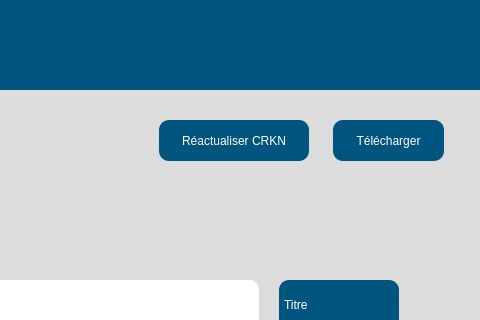
Qt form src/user_interface/french_start.ui (eppenney/eBook-Perpetual-Access-Rights-Tracker) before a commit; both pictures show x 696 to 1176 and y 0 to 320 of the 1176 by 796 pixel window.
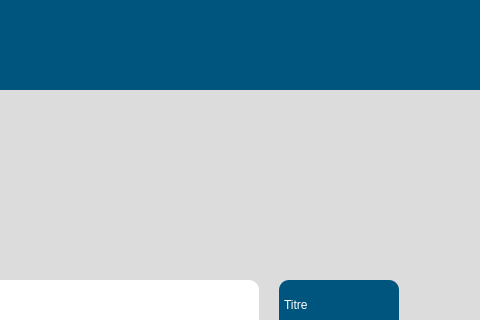
The same form after that commit. Icons and pictures are not drawn.

Commit message: Added french settings page and moved button.

```diff
--- a/src/user_interface/french_start.ui
+++ b/src/user_interface/french_start.ui
@@ -330,44 +330,6 @@
      </property>
     </item>
    </widget>
-   <widget class="QPushButton" name="uploadButton">
-    <property name="geometry">
-     <rect>
-      <x>1049</x>
-      <y>120</y>
-      <width>111</width>
-      <height>41</height>
-     </rect>
-    </property>
-    <property name="styleSheet">
-     <string notr="true">background-color: rgb(0, 85, 127);
-            color: rgb(255, 255, 255);
-            font: 14pt &quot;MS Shell Dlg 2&quot;;
-            border-radius: 10px;</string>
-    </property>
-    <property name="text">
-     <string>Télécharger</string>
-    </property>
-   </widget>
-   <widget class="QPushButton" name="updateCRKN">
-    <property name="geometry">
-     <rect>
-      <x>875</x>
-      <y>120</y>
-      <width>150</width>
-      <height>41</height>
-     </rect>
-    </property>
-    <property name="styleSheet">
-     <string notr="true">background-color: rgb(0, 85, 127);
-            color: rgb(255, 255, 255);
-            font: 14pt &quot;MS Shell Dlg 2&quot;;
-            border-radius: 10px;</string>
-    </property>
-    <property name="text">
-     <string>Réactualiser CRKN</string>
-    </property>
-   </widget>
    <widget class="QLabel" name="universityName">
     <property name="geometry">
      <rect>
```
The commit also changes 5 other files.
